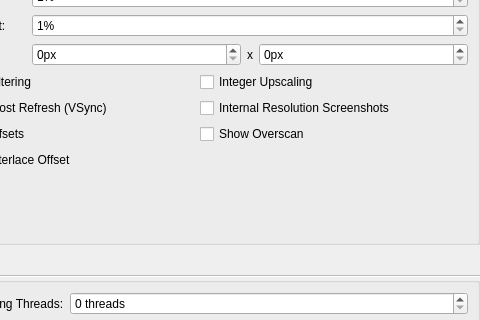
Old version of the form pcsx2-qt/Settings/GraphicsSettingsWidget.ui in the repository PCSX2/pcsx2; both pictures show x 86 to 566 and y 265 to 585 of the 566 by 890 pixel window.
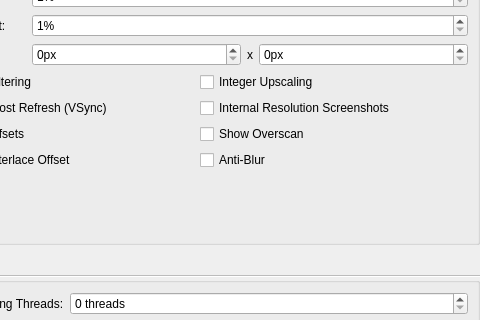
New version of the form.

Commit message:
GS-PCRTC: Add option to enable/disable Anti-Blur code.
For... accuracy?

Also clean up FIELD nonsense in the merge circuit.
Fixed up offset code for interlacing

What changed in the file:
```diff
--- a/pcsx2-qt/Settings/GraphicsSettingsWidget.ui
+++ b/pcsx2-qt/Settings/GraphicsSettingsWidget.ui
@@ -323,6 +323,19 @@
            </property>
           </widget>
          </item>
+         <item row="4" column="1">
+          <widget class="QCheckBox" name="PCRTCAntiBlur">
+           <property name="toolTip">
+            <string>Enables internal Anti-Blur hacks.  LEss accurate to PS2 rendering but will make a lot of games look less blurry.</string>
+           </property>
+           <property name="text">
+            <string>Anti-Blur</string>
+           </property>
+           <property name="shortcut">
+            <string>Ctrl+S</string>
+           </property>
+          </widget>
+         </item>
         </layout>
        </item>
       </layout>
```
The commit also changes 9 other files.
